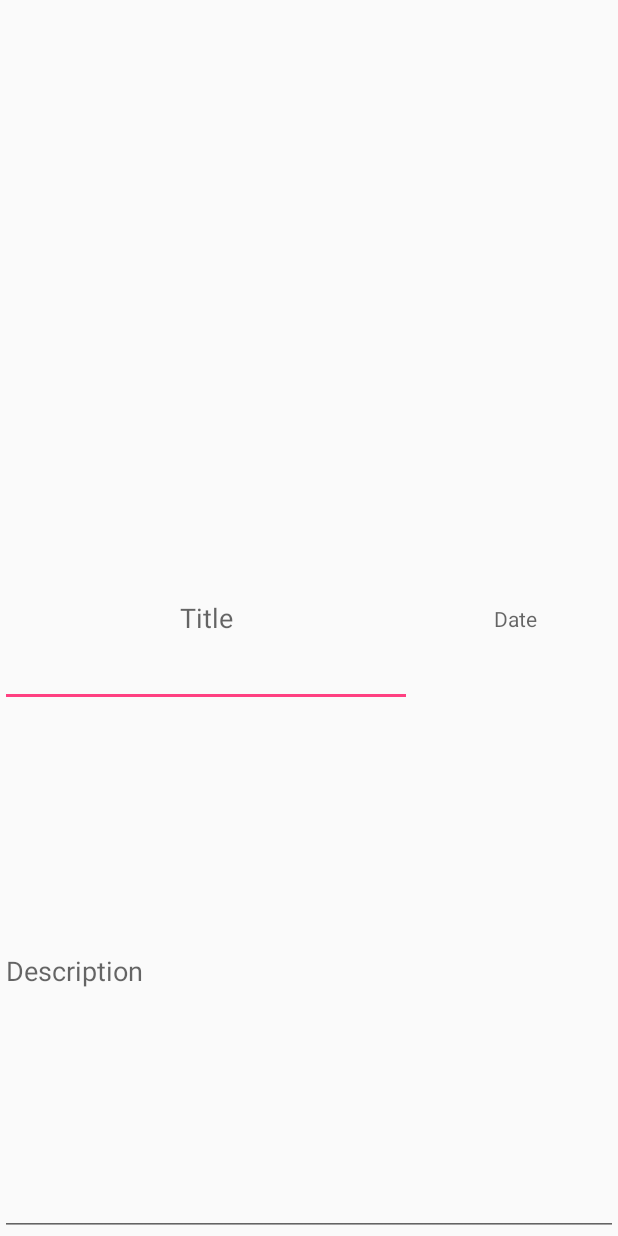
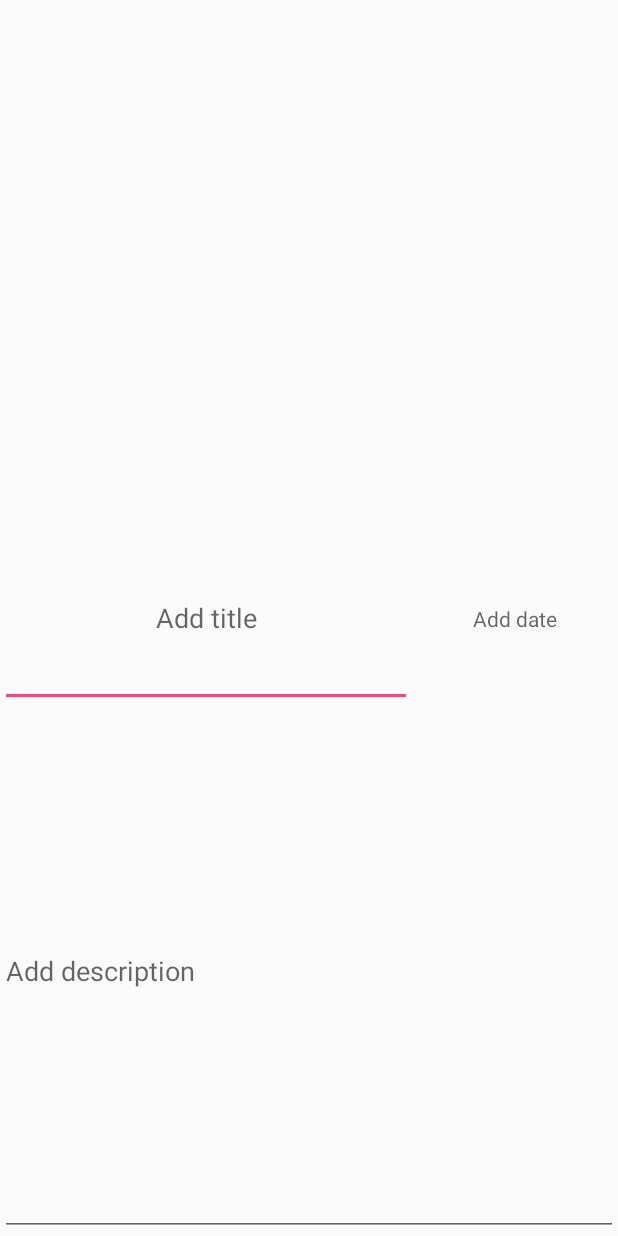
Before and after one commit to chomubni/ChildhoodMemories, an Android app: the layout memory_layout.xml on its own in the app's theme, with its tools: preview values and no code run, on a phone screen of 412 x 824 dp. Run offline under Robolectric (Android 15) with nearby library versions, the phone set to English and light mode, and no system bars.

```diff
--- a/app/src/main/java/com/kisslove/childhoodmemories/MainActivity.java
+++ b/app/src/main/java/com/kisslove/childhoodmemories/MainActivity.java
@@ -8,6 +8,6 @@ public class MainActivity extends AppCompatActivity {
     @Override
     protected void onCreate(Bundle savedInstanceState) {
         super.onCreate(savedInstanceState);
-        setContentView(R.layout.activity_main);
+        setContentView(R.layout.memory_layout);
     }
 }
--- a/app/src/main/res/layout/memory_layout.xml
+++ b/app/src/main/res/layout/memory_layout.xml
@@ -22,7 +22,10 @@
             android:layout_width="match_parent"
             android:layout_height="match_parent"
             android:layout_weight="1"
-            android:gravity="center"/>
+            android:gravity="center"
+            android:ellipsize="start"
+            android:inputType="textCapWords|textPersonName"
+            />
 
         <TextView
             android:id="@+id/memory_date_txtv"
--- a/app/src/main/res/values/strings.xml
+++ b/app/src/main/res/values/strings.xml
@@ -3,8 +3,8 @@
     <string name="app_name">ChildhoodMemories</string>
 
     <!--Memory-->
-    <string name="memory_date">Date</string>
-    <string name="memory_title">Title</string>
-    <string name="memory_description">Description</string>
+    <string name="memory_date">Add date</string>
+    <string name="memory_title">Add title</string>
+    <string name="memory_description">Add description</string>
 
 </resources>
```
Also changed, not shown: app/src/main/res/layout/memory_recycler_vew.xml (+3 -5 lines).
